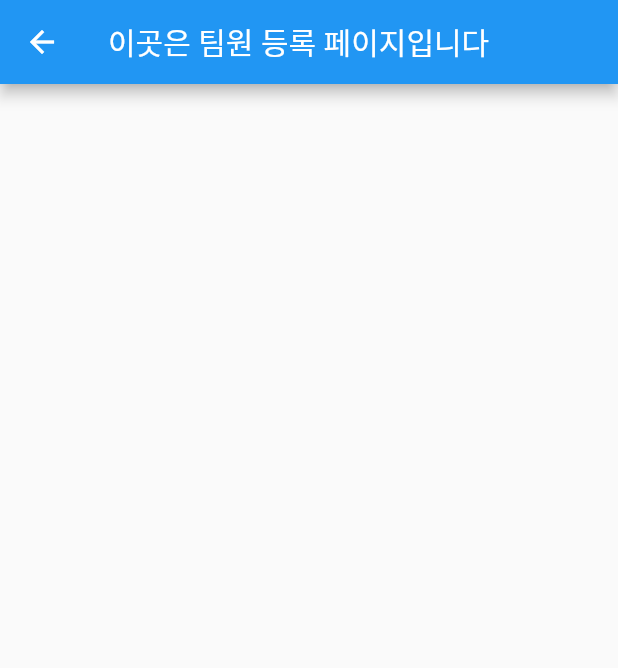
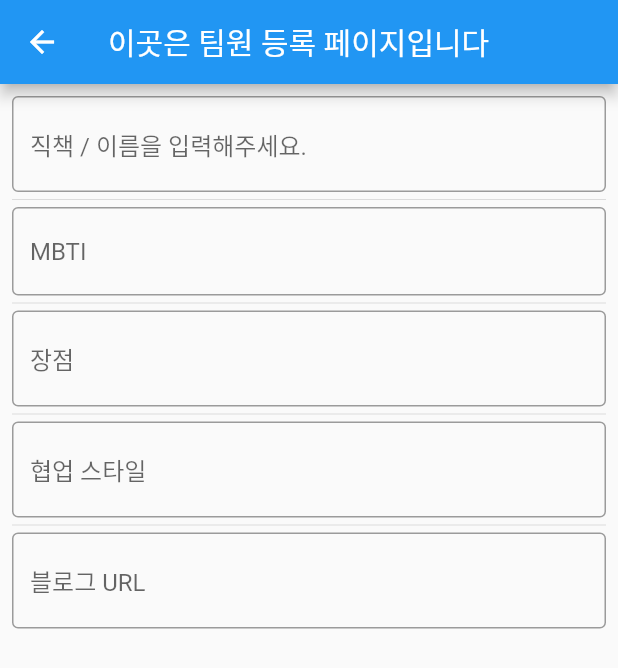
Before and after one commit to lcho3878/teampage, a Flutter app: the screen it shows after launch, tab 3 chosen, after a tap on the "add" icon, on a phone screen of 412 x 824 dp. Shown: the top 668 px of the screen. Run offline on Flutter 3.47's test engine with Material 2 defaults, Android fonts, the phone set to English and light mode, and no system bars.

Commit message:
화면 별 코드 나누기, 맴버 데이터 보여주기

```diff
--- a/lib/main.dart
+++ b/lib/main.dart
@@ -1,4 +1,6 @@
 import 'package:flutter/material.dart';
+import 'package:teampage/teamMember_page.dart';
+import 'package:teampage/team_page.dart';
 
 void main() {
   runApp(const MyApp());
@@ -60,62 +62,62 @@ class _HomePageState extends State<HomePage> {
     );
   }
 }
+// 분리
+// // 팀소개 페이지
+// class Team extends StatelessWidget {
+//   const Team({Key? key}) : super(key: key);
 
-// 팀소개 페이지
-class Team extends StatelessWidget {
-  const Team({Key? key}) : super(key: key);
+//   @override
+//   Widget build(BuildContext context) {
+//     return Scaffold(
+//       appBar: AppBar(
+//         title: Text('팀 소개합니다'),
+//       ),
+//     );
+//   }
+// }
 
-  @override
-  Widget build(BuildContext context) {
-    return Scaffold(
-      appBar: AppBar(
-        title: Text('팀 소개합니다'),
-      ),
-    );
-  }
-}
+// // 팀원 소개 페이지
+// class TeamMember extends StatelessWidget {
+//   const TeamMember({Key? key}) : super(key: key);
 
-// 팀원 소개 페이지
-class TeamMember extends StatelessWidget {
-  const TeamMember({Key? key}) : super(key: key);
+//   @override
+//   Widget build(BuildContext context) {
+//     return Scaffold(
+//       appBar: AppBar(
+//         title: Text('팀원 소개'),
+//       ),
+//       body: Text('팀원을 등록해주세요'),
+//       floatingActionButton: FloatingActionButton(
+//         onPressed: () {
+//           Navigator.push(
+//             context,
+//             MaterialPageRoute(builder: (context) => MemberAdd()),
+//           );
+//         },
+//         backgroundColor: Color(0xFFFF7E36),
+//         elevation: 1,
+//         child: Icon(
+//           Icons.add_rounded,
+//           size: 36,
+//         ),
+//       ),
+//     );
+//   }
+// }
 
-  @override
-  Widget build(BuildContext context) {
-    return Scaffold(
-      appBar: AppBar(
-        title: Text('팀원 소개'),
-      ),
-      body: Text('팀원을 등록해주세요'),
-      floatingActionButton: FloatingActionButton(
-        onPressed: () {
-          Navigator.push(
-            context,
-            MaterialPageRoute(builder: (context) => MemberAdd()),
-          );
-        },
-        backgroundColor: Color(0xFFFF7E36),
-        elevation: 1,
-        child: Icon(
-          Icons.add_rounded,
-          size: 36,
-        ),
-      ),
-    );
-  }
-}
-
-//팀원 등록 페이지
-class MemberAdd extends StatelessWidget {
-  const MemberAdd({Key? key}) : super(key: key);
-  @override
-  Widget build(BuildContext context) {
-    return Scaffold(
-      appBar: AppBar(
-        title: Text('이곳은 팀원 등록 페이지입니다'),
-      ),
-    );
-  }
-}
+// //팀원 등록 페이지
+// class MemberAdd extends StatelessWidget {
+//   const MemberAdd({Key? key}) : super(key: key);
+//   @override
+//   Widget build(BuildContext context) {
+//     return Scaffold(
+//       appBar: AppBar(
+//         title: Text('이곳은 팀원 등록 페이지입니다'),
+//       ),
+//     );
+//   }
+// }
 
 //팀원 상세 설명 페이지
 class MemberDetail extends StatelessWidget {
--- /dev/null
+++ b/lib/teamAdd_page.dart
@@ -0,0 +1,65 @@
+//팀원 등록 페이지
+import 'package:flutter/material.dart';
+
+class MemberAdd extends StatelessWidget {
+  const MemberAdd({Key? key}) : super(key: key);
+  @override
+  Widget build(BuildContext context) {
+    return Scaffold(
+      appBar: AppBar(
+        title: Text('이곳은 팀원 등록 페이지입니다'),
+      ),
+      body: Padding(
+        padding: const EdgeInsets.all(8.0),
+        child: Column(
+          children: [
+            TextField(
+              decoration: InputDecoration(
+                hintText: "직책 / 이름을 입력해주세요.",
+                border: OutlineInputBorder(
+                  borderSide: BorderSide(color: Colors.black),
+                ),
+              ),
+            ),
+            Divider(height: 10),
+            TextField(
+              decoration: InputDecoration(
+                hintText: "MBTI",
+                border: OutlineInputBorder(
+                  borderSide: BorderSide(color: Colors.black),
+                ),
+              ),
+            ),
+            Divider(height: 10),
+            TextField(
+              decoration: InputDecoration(
+                hintText: "장점",
+                border: OutlineInputBorder(
+                  borderSide: BorderSide(color: Colors.black),
+                ),
+              ),
+            ),
+            Divider(height: 10),
+            TextField(
+              decoration: InputDecoration(
+                hintText: "협업 스타일",
+                border: OutlineInputBorder(
+                  borderSide: BorderSide(color: Colors.black),
+                ),
+              ),
+            ),
+            Divider(height: 10),
+            TextField(
+              decoration: InputDecoration(
+                hintText: "블로그 URL",
+                border: OutlineInputBorder(
+                  borderSide: BorderSide(color: Colors.black),
+                ),
+              ),
+            ),
+          ],
+        ),
+      ),
+    );
+  }
+}
--- /dev/null
+++ b/lib/teamMember_page.dart
@@ -0,0 +1,56 @@
+import 'package:flutter/material.dart';
+import 'package:teampage/teamAdd_page.dart';
+
+// 팀원 소개 페이지
+class TeamMember extends StatefulWidget {
+  const TeamMember({Key? key}) : super(key: key);
+
+  @override
+  State<TeamMember> createState() => _TeamMemberState();
+}
+
+class _TeamMemberState extends State<TeamMember> {
+  List introList = ["d", "d", "d", "d", "d", "d"];
+
+  @override
+  Widget build(BuildContext context) {
+    return Scaffold(
+      appBar: AppBar(
+        title: Text('팀원 소개'),
+      ),
+      body: introList.isEmpty
+          ? Center(child: Text("없어요"))
+          : ListView.builder(
+              itemCount: introList.length,
+              itemBuilder: (context, index) {
+                String member = introList[index];
+                return ListTile(
+                  title: Text(
+                    member,
+                    maxLines: 3,
+                    overflow: TextOverflow.ellipsis,
+                  ),
+                  onTap: () {
+                    // 아이템 클릭시
+                    print('$member : 클릭 됨');
+                  },
+                );
+              },
+            ),
+      floatingActionButton: FloatingActionButton(
+        onPressed: () {
+          Navigator.push(
+            context,
+            MaterialPageRoute(builder: (context) => MemberAdd()),
+          );
+        },
+        backgroundColor: Color(0xFFFF7E36),
+        elevation: 1,
+        child: Icon(
+          Icons.add_rounded,
+          size: 36,
+        ),
+      ),
+    );
+  }
+}
```
Also changed, not shown: lib/team_page.dart (added, +135 -0 lines).
